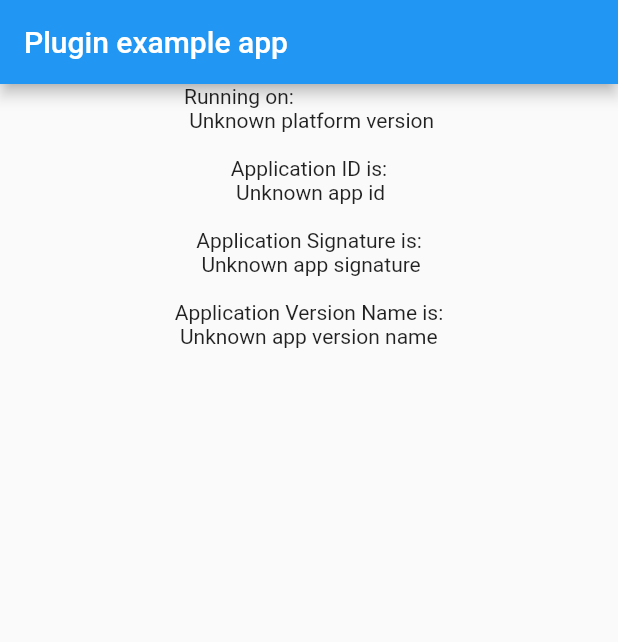
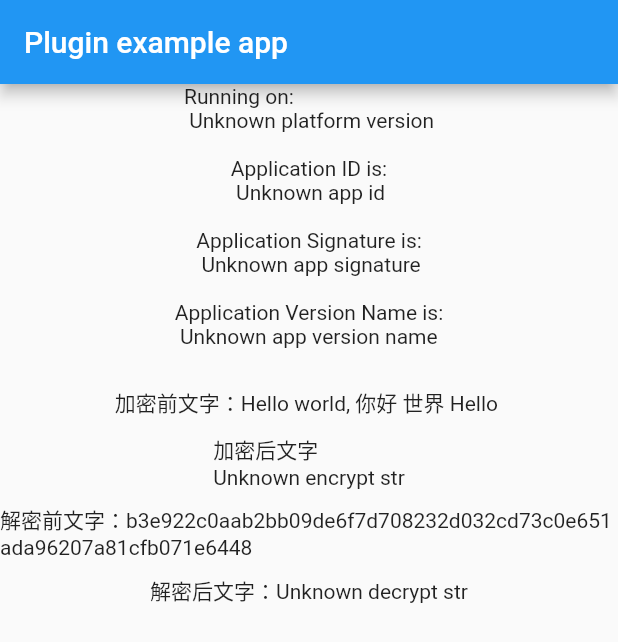
Before and after one commit to TechAilurus/c_encrypt, a Flutter app: the screen it shows after launch, on a phone screen of 412 x 824 dp. Shown: the top 642 px of the screen. Run offline on Flutter 3.47's test engine with Material 2 defaults, Android fonts, the phone set to English and light mode, and no system bars; our stand-ins replace plugin_platform_interface.

Commit message:
use so file for encrypt and decrypt

```diff
--- a/example/lib/main.dart
+++ b/example/lib/main.dart
@@ -7,6 +7,9 @@ import 'package:flutter/services.dart';
 void main() {
   runApp(const MyApp());
 }
+
+const strToBeEncrypt = 'Hello world, 你好 世界 Hello ';
+const strToBeDecrypt = 'b3e922c0aab2bb09de6f7d708232d032cd73c0e651ada96207a81cfb071e6448';
 
 class MyApp extends StatefulWidget {
   const MyApp({Key? key}) : super(key: key);
@@ -20,6 +23,8 @@ class _MyAppState extends State<MyApp> {
   String _appId = "Unknown";
   String _appSignature = "Unknown";
   String _appVersionName = "Unknown";
+  String _encryptedStr = 'Unknown';
+  String _decryptedStr = 'Unknown';
 
   final _cEncryptPlugin = CEncrypt();
 
@@ -35,6 +40,8 @@ class _MyAppState extends State<MyApp> {
     String appId;
     String appSignature;
     String appVersionName;
+    String encryptedStr;
+    String decryptedStr;
     // Platform messages may fail, so we use a try/catch PlatformException.
     // We also handle the message potentially returning null.
     try {
@@ -42,11 +49,15 @@ class _MyAppState extends State<MyApp> {
       appId = await _cEncryptPlugin.getAppId() ?? 'Unknown app id';
       appSignature = await _cEncryptPlugin.getAppSignature() ?? 'Unknown app signature';
       appVersionName = await _cEncryptPlugin.getAppVersionName() ?? 'Unknown app version name';
+      encryptedStr = await _cEncryptPlugin.encryptByAES(strToBeEncrypt) ?? 'Unknown encrypt str';
+      decryptedStr = await _cEncryptPlugin.decryptByAES(strToBeDecrypt) ?? 'Unknown decrypt str';
     } on PlatformException {
       platformVersion = 'Failed to get platform version.';
       appId = 'Failed to get app id';
       appSignature = 'Failed to get app signature';
       appVersionName = 'Failed to get app version name';
+      encryptedStr = 'Failed to encrypt str';
+      decryptedStr = 'Failed to decrypt str';
     }
 
     // If the widget was removed from the tree while the asynchronous platform
@@ -59,6 +70,8 @@ class _MyAppState extends State<MyApp> {
       _appId = appId;
       _appSignature = appSignature;
       _appVersionName = appVersionName;
+      _encryptedStr = encryptedStr;
+      _decryptedStr = decryptedStr;
     });
   }
 
@@ -76,6 +89,14 @@ class _MyAppState extends State<MyApp> {
               Text('Application ID is:\n $_appId\n'),
               Text('Application Signature is:\n $_appSignature\n'),
               Text('Application Version Name is:\n $_appVersionName\n'),
+              const SizedBox(width: double.infinity, height: 10),
+              const Text("加密前文字：$strToBeEncrypt"),
+              const SizedBox(width: double.infinity, height: 10),
+              Text("加密后文字\n$_encryptedStr"),
+              const SizedBox(width: double.infinity, height: 10),
+              const Text("解密前文字：$strToBeDecrypt"),
+              const SizedBox(width: double.infinity, height: 10),
+              Text("解密后文字：$_decryptedStr"),
             ],
           ),
         ),
```
Also changed, not shown: lib/c_encrypt.dart (+8 -0 lines), lib/c_encrypt_method_channel.dart (+11 -0 lines), lib/c_encrypt_platform_interface.dart (+8 -0 lines), 7 other files.
